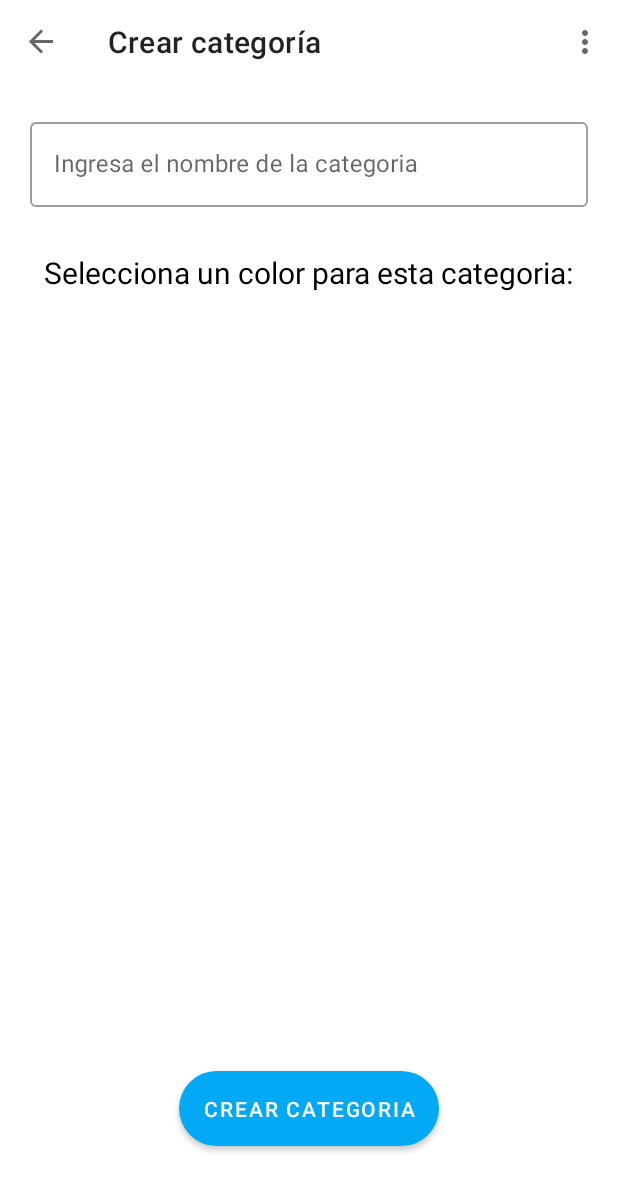
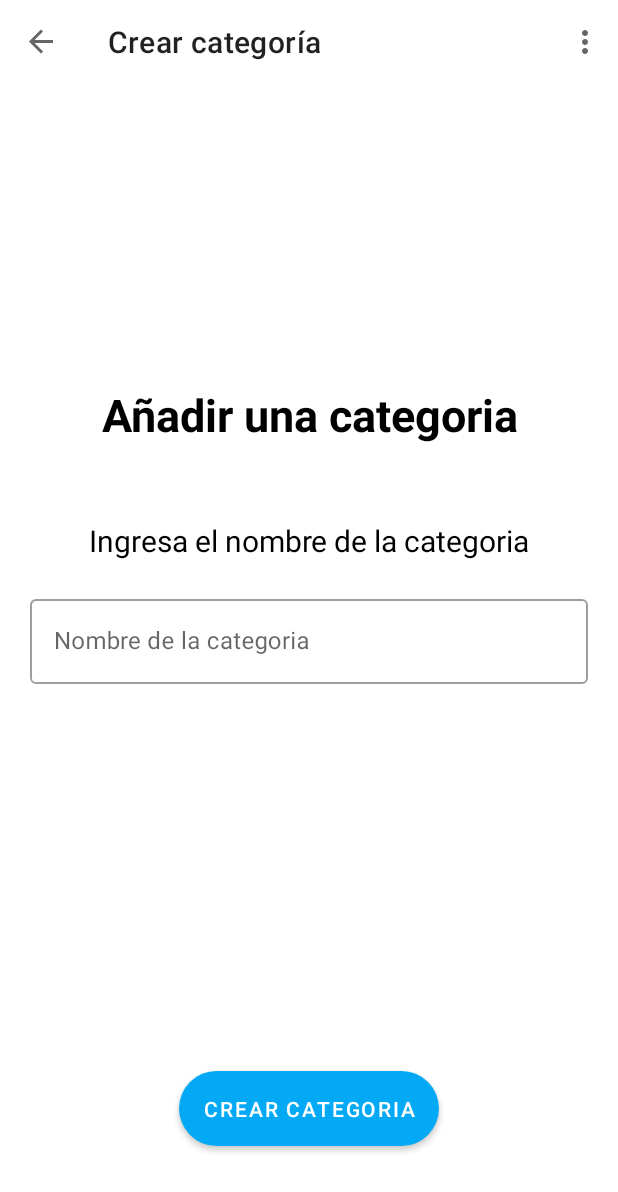
Before and after one commit to markalbrand56/PPM-Proyecto, an Android app: the CreateCategoryFragment screen opened through its navigation route, on a phone screen of 412 x 824 dp. Shown: the top 1192 px of the screen. Run offline under Robolectric (Android 15) with nearby library versions, the light colour scheme and no system bars; our stand-ins replace Firebase (no records; nobody signed in at launch, a user with empty details on screens opened directly), Room's generated code, navigation-ui.

Commit message:
formato de string

```diff
--- a/app/src/main/java/com/uvg/todoba/ui/fragments/CreateEventFragment.kt
+++ b/app/src/main/java/com/uvg/todoba/ui/fragments/CreateEventFragment.kt
@@ -161,7 +161,7 @@ class CreateEventFragment : Fragment(R.layout.fragment_create_event) {
                                     title = binding.textInputTitle.text.toString(),
                                     category = binding.spinnerCreateCategoryFragment.selectedItem.toString(),
                                     date = dateCalendar,
-                                    time = "${binding.editTextTimeCreateEventFragmentHoraEvento.hour} : ${binding.editTextTimeCreateEventFragmentHoraEvento.minute}",
+                                    time = "${binding.editTextTimeCreateEventFragmentHoraEvento.hour} : ${binding.editTextTimeCreateEventFragmentHoraEvento.minute.toString().padStart(2, '0')}",
                                     location = binding.textInputLugar.text.toString(),
                                     description = binding.textInputComentario.text.toString(),
                                 )
@@ -178,7 +178,7 @@ class CreateEventFragment : Fragment(R.layout.fragment_create_event) {
                                     title = binding.textInputTitle.text.toString(),
                                     category = binding.spinnerCreateCategoryFragment.selectedItem.toString(),
                                     date = dateCalendar,
-                                    time = "${binding.editTextTimeCreateEventFragmentHoraEvento.hour} : ${binding.editTextTimeCreateEventFragmentHoraEvento.minute} ",
+                                    time = "${binding.editTextTimeCreateEventFragmentHoraEvento.hour} : ${binding.editTextTimeCreateEventFragmentHoraEvento.minute.toString().padStart(2, '0')} ",
                                     location = binding.textInputLugar.text.toString(),
                                     description = binding.textInputComentario.text.toString(),
                                 )
--- a/app/src/main/res/layout/fragment_create_category.xml
+++ b/app/src/main/res/layout/fragment_create_category.xml
@@ -8,34 +8,49 @@
     tools:visibility="visible"
     tools:context=".ui.fragments.CreateCategoryFragment">
 
+    <TextView
+        android:id="@+id/textView_Titulo"
+        android:layout_width="match_parent"
+        android:layout_height="wrap_content"
+        android:layout_marginTop="200dp"
+        android:text="@string/anadir_categoria"
+        android:textAlignment="center"
+        android:textColor="@color/black"
+        android:textSize="@dimen/mid_textsize"
+        android:textStyle="bold"
+        app:layout_constraintEnd_toEndOf="parent"
+        app:layout_constraintStart_toStartOf="parent"
+        app:layout_constraintTop_toTopOf="parent" />
+
+    <TextView
+        android:id="@+id/textView_Categoria"
+        android:layout_width="match_parent"
+        android:layout_height="wrap_content"
+        android:layout_marginTop="50dp"
+        android:text="@string/hint_category"
+        android:textAlignment="center"
+        android:textColor="@color/black"
+        android:textSize="@dimen/small_textsize"
+        app:layout_constraintEnd_toEndOf="@+id/inputLayout_createCategoryFragment_nombreEvento"
+        app:layout_constraintStart_toStartOf="@+id/inputLayout_createCategoryFragment_nombreEvento"
+        app:layout_constraintTop_toBottomOf="@+id/textView_Titulo" />
+
     <com.google.android.material.textfield.TextInputLayout
         android:id="@+id/inputLayout_createCategoryFragment_nombreEvento"
         style="@style/Widget.MaterialComponents.TextInputLayout.OutlinedBox"
         android:layout_width="0dp"
         android:layout_height="wrap_content"
         android:layout_margin="20dp"
-        android:hint="@string/hint_category"
+        android:hint="@string/nombre_categoria"
         app:layout_constraintEnd_toEndOf="parent"
         app:layout_constraintStart_toStartOf="parent"
-        app:layout_constraintTop_toTopOf="parent">
+        app:layout_constraintTop_toBottomOf="@+id/textView_Categoria">
 
         <com.google.android.material.textfield.TextInputEditText
             android:id="@+id/textInputCategoria"
             android:layout_width="match_parent"
             android:layout_height="match_parent" />
     </com.google.android.material.textfield.TextInputLayout>
-    <TextView
-        android:id="@+id/textview_createCategoryFragment_TituloCalendario"
-        android:layout_width="wrap_content"
-        android:layout_height="wrap_content"
-        android:layout_marginTop="30dp"
-        android:text="@string/selecciona_un_color_para_esta_categoria"
-        android:textColor="@color/black"
-        android:textSize="@dimen/small_textsize"
-        app:layout_constraintStart_toStartOf="parent"
-        app:layout_constraintEnd_toEndOf="parent"
-        app:layout_constraintTop_toBottomOf="@id/inputLayout_createCategoryFragment_nombreEvento"
-    />
 
     <Button
         android:id="@+id/button_createCategoryFragment_crearCategoria"
--- a/app/src/main/res/values/strings.xml
+++ b/app/src/main/res/values/strings.xml
@@ -39,4 +39,5 @@
     <string name="ingresa_un_comentario">Ingresa un comentario</string>
     <string name="required">Requerido</string>
     <string name="min_caracteres">Mínimo 6 caracteres</string>
+    <string name="nombre_categoria">Nombre de la categoria</string>
 </resources>
```
